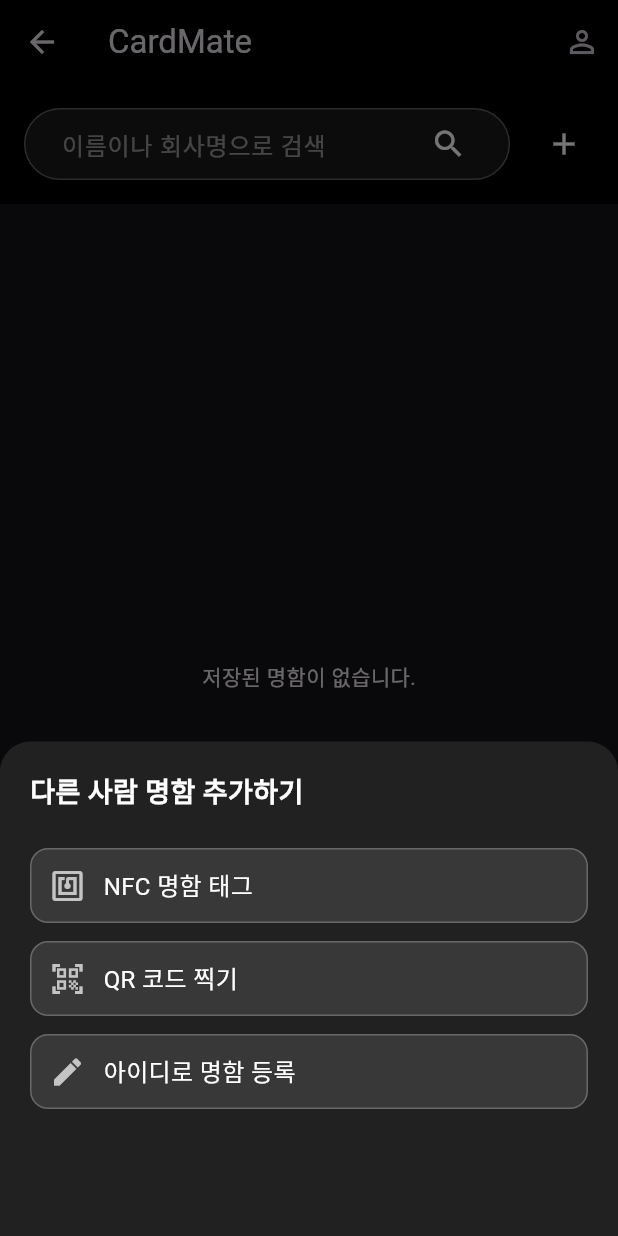
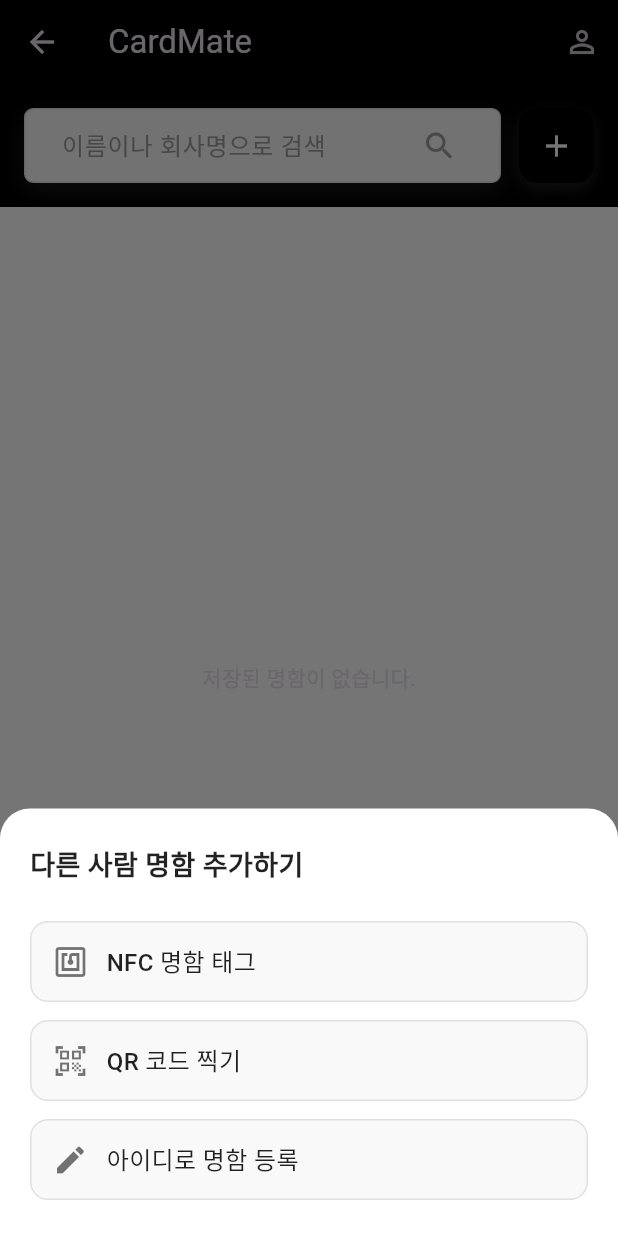
Before and after one commit to nfccapstone/CardMate, a Flutter app: the HomeScreen screen opened by its route, after a tap on the "add" icon, on a phone screen of 412 x 824 dp. Run offline on Flutter 3.47's test engine with Material 3 defaults, Android fonts, the phone set to English and light mode, and no system bars; our stand-ins replace cloud_firestore, file_picker, firebase_auth, firebase_core, firebase_storage, get and 5 more; missing offline and left inert: flutter_quill, mobile_scanner, nfc_manager; accounts and stored records are empty.

Commit message:
명함첩 UI 1차 수정

```diff
--- a/lib/features/namecardbooks/namecardbooks_screen.dart
+++ b/lib/features/namecardbooks/namecardbooks_screen.dart
@@ -10,33 +10,41 @@ class NamecardbooksScreen extends StatelessWidget {
 
   @override
   Widget build(BuildContext context) {
-    // final CardController cardController = Get.find<CardController>();
     final CardController cardController = Get.put(CardController());
     final TextEditingController _searchController = TextEditingController();
 
-    return Row(
+    return Padding(
+      padding: const EdgeInsets.all(16),
+      child: Row(
         children: [
+          // 검색창
           Expanded(
-          flex: 8,
             child: Container(
-            margin: const EdgeInsets.all(16),
               padding: const EdgeInsets.symmetric(horizontal: 16),
-            height: 48,
+              height: 50,
               decoration: BoxDecoration(
-              color: Colors.white10,
-              borderRadius: BorderRadius.circular(24),
-              border: Border.all(color: Colors.white30),
+                color: const Color(0xFFF9F9F9),
+                borderRadius: BorderRadius.circular(6),
+                border: Border.all(color: Colors.grey.shade300),
+                boxShadow: [
+                  BoxShadow(
+                    color: Colors.grey.withOpacity(0.15),
+                    blurRadius: 12,
+                    offset: const Offset(0, 6),
+                  ),
+                ],
               ),
               child: Row(
                 children: [
+                  //const Icon(Icons.search, color: Colors.grey),
                   const SizedBox(width: 8),
                   Expanded(
                     child: TextField(
-                    style: const TextStyle(color: Colors.white),
                       controller: _searchController,
+                      style: const TextStyle(color: Colors.black87),
                       decoration: const InputDecoration(
                         hintText: '이름이나 회사명으로 검색',
-                      hintStyle: TextStyle(color: Colors.white54),
+                        hintStyle: TextStyle(color: Colors.grey),
                         border: InputBorder.none,
                       ),
                       onChanged: (value) {
@@ -47,27 +55,35 @@ class NamecardbooksScreen extends StatelessWidget {
                     ),
                   ),
                   IconButton(
-                  icon: const Icon(Icons.search, color: Colors.white),
+                    icon: const Icon(Icons.search, color: Colors.grey),
                     onPressed: () {
-                    print("검색 버튼 눌러짐");
                       _searchController.text.trim().isEmpty
                           ? cardController.fetchNameCards()
                           : cardController
                               .searchCard(_searchController.text.trim());
                     },
-                )
+                  ),
                 ],
               ),
             ),
           ),
-        Padding(
-          padding: const EdgeInsets.only(right: 16),
-          child: Container(
-            height: 40,
-            width: 40,
+
+          const SizedBox(width: 12),
+
+          // 추가 버튼
+          Container(
+            height: 50,
+            width: 50,
             decoration: BoxDecoration(
-              color: const Color.fromARGB(255, 0, 0, 0),
-              shape: BoxShape.circle,
+              color: Colors.black,
+              borderRadius: BorderRadius.circular(12),
+              boxShadow: [
+                BoxShadow(
+                  color: Colors.grey.withOpacity(0.2),
+                  blurRadius: 8,
+                  offset: const Offset(0, 4),
+                ),
+              ],
             ),
             child: IconButton(
               icon: const Icon(Icons.add, color: Colors.white),
@@ -76,48 +92,55 @@ class NamecardbooksScreen extends StatelessWidget {
               },
             ),
           ),
+        ],
       ),
-      ],
     );
   }
 
   void _showAddCardOptions(BuildContext context) {
     showModalBottomSheet(
       context: context,
-      backgroundColor: Colors.grey[900],
+      backgroundColor: Colors.white,
       shape: const RoundedRectangleBorder(
         borderRadius: BorderRadius.vertical(top: Radius.circular(20)),
       ),
-      isScrollControlled: false,
       builder: (context) {
-        return SizedBox(
-          height: MediaQuery.of(context).size.height * 0.40,
-          child: Padding(
-            padding: const EdgeInsets.all(20),
+        return Padding(
+          padding: const EdgeInsets.symmetric(horizontal: 20, vertical: 24),
           child: Column(
+            mainAxisSize: MainAxisSize.min,
             crossAxisAlignment: CrossAxisAlignment.start,
             children: [
               const Text(
                 '다른 사람 명함 추가하기',
                 style: TextStyle(
-                      color: Colors.white,
                   fontSize: 18,
-                      fontWeight: FontWeight.bold),
+                  fontWeight: FontWeight.bold,
+                  color: Colors.black87,
+                ),
               ),
               const SizedBox(height: 24),
-                _buildOptionButton(context, Icons.nfc, 'NFC 명함 태그', () {
-                  Get.toNamed('/add-card-nfc');
-                }),
+              _buildOptionButton(
+                context,
+                Icons.nfc,
+                'NFC 명함 태그',
+                () => Get.toNamed('/add-card-nfc'),
+              ),
               const SizedBox(height: 12),
-                _buildOptionButton(context, Icons.qr_code_scanner, 'QR 코드 찍기', () {
-                  Get.toNamed('/qr-scan');
-                }),
+              _buildOptionButton(
+                context,
+                Icons.qr_code_scanner,
+                'QR 코드 찍기',
+                () => Get.toNamed('/qr-scan'),
+              ),
               const SizedBox(height: 12),
-                _buildOptionButton(context, Icons.edit, '아이디로 명함 등록', () {
-                  Get.toNamed('/add-card-id');
-                }),
+              _buildOptionButton(
+                context,
+                Icons.edit,
+                '아이디로 명함 등록',
+                () => Get.toNamed('/add-card-id'),
+              ),
             ],
-            ),
           ),
         );
       },
@@ -130,18 +153,24 @@ class NamecardbooksScreen extends StatelessWidget {
       onTap: onTap,
       borderRadius: BorderRadius.circular(12),
       child: Container(
-        padding: const EdgeInsets.symmetric(vertical: 12, horizontal: 12),
+        padding: const EdgeInsets.symmetric(vertical: 14, horizontal: 14),
         decoration: BoxDecoration(
-          color: Colors.white10,
+          color: const Color(0xFFF9F9F9),
           borderRadius: BorderRadius.circular(12),
-          border: Border.all(color: Colors.white24),
+          border: Border.all(color: Colors.grey.shade300),
         ),
         child: Row(
           children: [
-            Icon(icon, color: Colors.white70),
+            Icon(icon, color: Colors.black54),
             const SizedBox(width: 12),
-            Text(label,
-                style: const TextStyle(color: Colors.white, fontSize: 16)),
+            Text(
+              label,
+              style: const TextStyle(
+                color: Colors.black87,
+                fontSize: 16,
+                fontWeight: FontWeight.w500,
+              ),
+            ),
           ],
         ),
       ),
```
Also changed, not shown: lib/features/namecardbooks/namecard_list_screen.dart (+43 -6 lines). Lines whose indentation alone changed are shown as unchanged.
